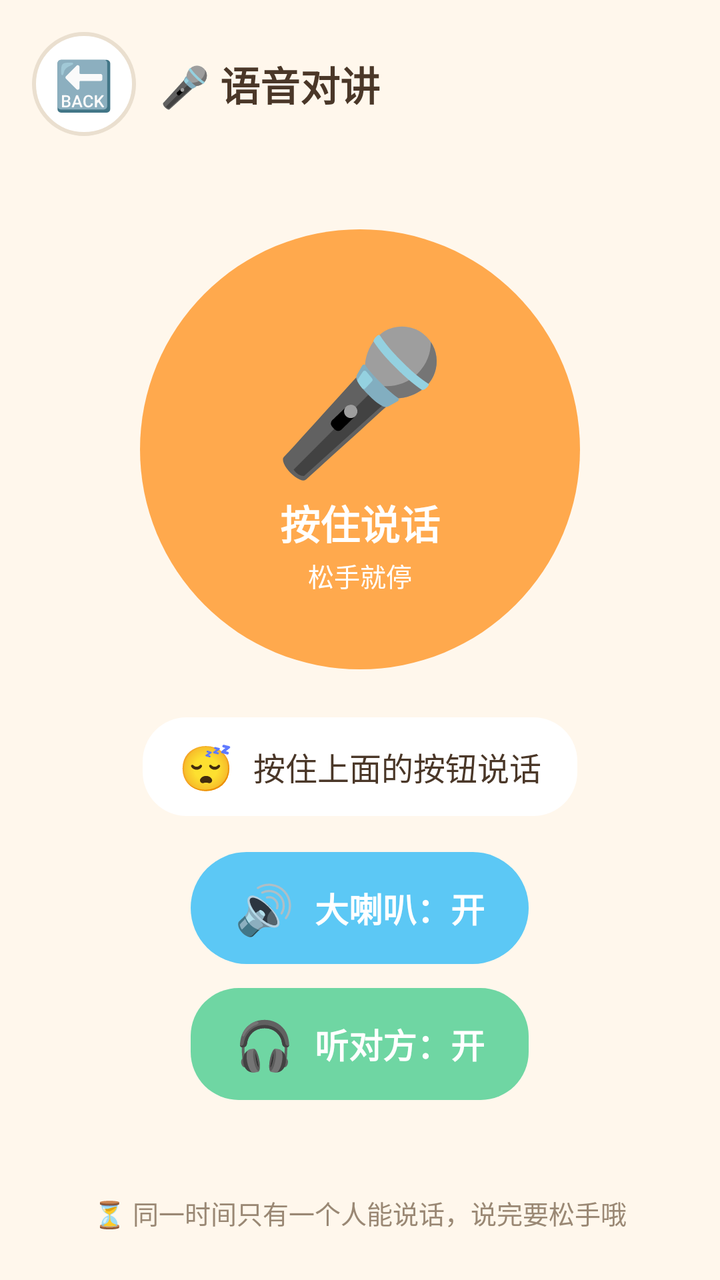
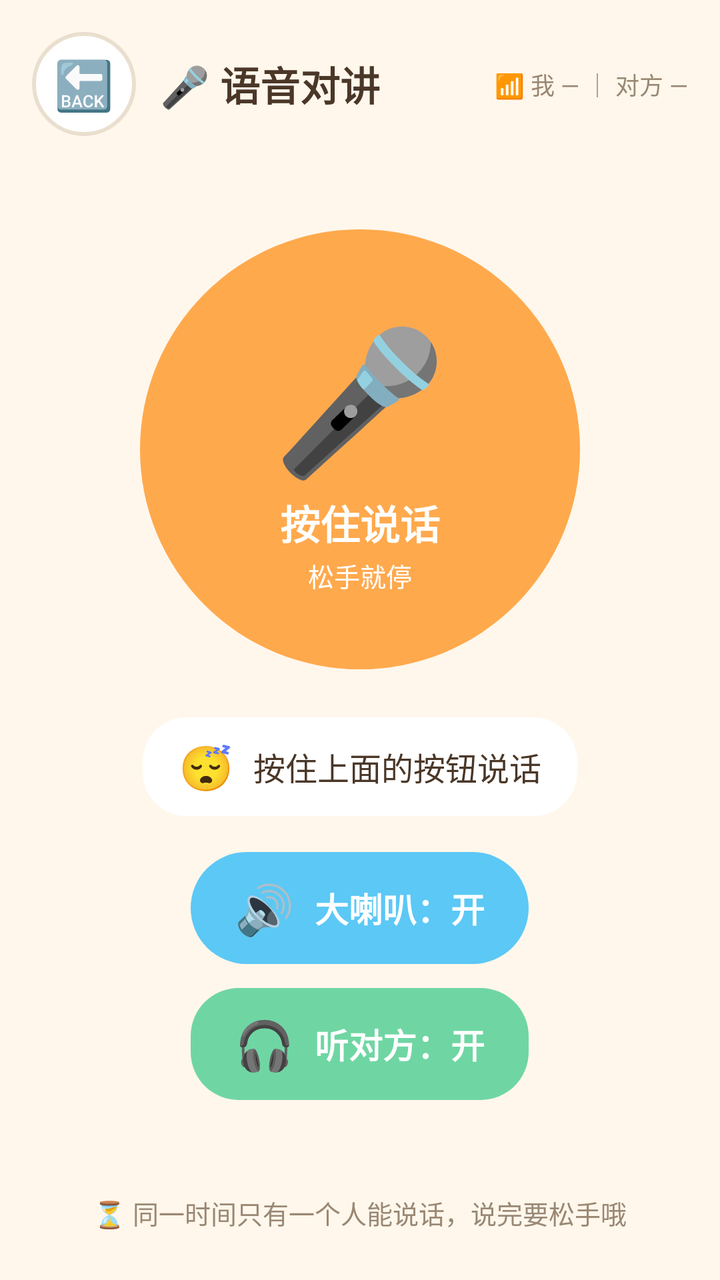

Screens rendered from an Android XML layout before and after an edit, with the pre-edit source and the edit as a unified diff.
<!-- AndroidManifest.xml: application theme Theme.KidsTalk -->
<!-- res/layout/activity_voice.xml -->
<?xml version="1.0" encoding="utf-8"?>
<LinearLayout xmlns:android="http://schemas.android.com/apk/res/android"
    android:orientation="vertical"
    android:padding="16dp"
    android:background="@color/kids_bg"
    android:layout_width="match_parent"
    android:layout_height="match_parent">

    <LinearLayout
        android:orientation="horizontal"
        android:gravity="center_vertical"
        android:layout_width="match_parent"
        android:layout_height="wrap_content">

        <FrameLayout
            android:id="@+id/btnBack"
            android:clickable="true"
            android:focusable="true"
            android:foreground="@drawable/ripple_dark"
            android:background="@drawable/shape_circle_white"
            android:layout_width="52dp"
            android:layout_height="52dp">

            <TextView
                android:text="🔙"
                android:textSize="24sp"
                android:layout_gravity="center"
                android:layout_width="wrap_content"
                android:layout_height="wrap_content" />
        </FrameLayout>

        <TextView
            android:text="🎤 语音对讲"
            android:textSize="20sp"
            android:textStyle="bold"
            android:textColor="@color/kids_text"
            android:layout_marginStart="12dp"
            android:layout_width="wrap_content"
            android:layout_height="wrap_content" />
    </LinearLayout>

    <LinearLayout
        android:orientation="vertical"
        android:gravity="center"
        android:layout_weight="1"
        android:layout_width="match_parent"
        android:layout_height="0dp">

        <FrameLayout
            android:id="@+id/btnTalk"
            android:clickable="true"
            android:focusable="true"
            android:foreground="@drawable/ripple_light"
            android:background="@drawable/shape_circle_orange"
            android:layout_width="220dp"
            android:layout_height="220dp">

            <LinearLayout
                android:orientation="vertical"
                android:gravity="center"
                android:layout_width="match_parent"
                android:layout_height="match_parent">

                <TextView
                    android:text="🎤"
                    android:textSize="70sp"
                    android:layout_width="wrap_content"
                    android:layout_height="wrap_content" />

                <TextView
                    android:text="按住说话"
                    android:textSize="20sp"
                    android:textStyle="bold"
                    android:textColor="#FFFFFF"
                    android:layout_marginTop="2dp"
                    android:layout_width="wrap_content"
                    android:layout_height="wrap_content" />

                <TextView
                    android:text="松手就停"
                    android:textSize="13sp"
                    android:textColor="#FFFFFF"
                    android:layout_marginTop="2dp"
                    android:layout_width="wrap_content"
                    android:layout_height="wrap_content" />
            </LinearLayout>
        </FrameLayout>

        <FrameLayout
            android:layout_marginTop="24dp"
            android:background="@drawable/shape_card_white"
            android:layout_width="wrap_content"
            android:layout_height="wrap_content">

            <LinearLayout
                android:orientation="horizontal"
                android:gravity="center_vertical"
                android:paddingHorizontal="18dp"
                android:paddingVertical="10dp"
                android:layout_width="wrap_content"
                android:layout_height="wrap_content">

                <TextView
                    android:id="@+id/tvTalkIcon"
                    android:text="😴"
                    android:textSize="22sp"
                    android:layout_width="wrap_content"
                    android:layout_height="wrap_content" />

                <TextView
                    android:id="@+id/tvHint"
                    android:text="按住上面的按钮说话"
                    android:textSize="16sp"
                    android:textColor="@color/kids_text"
                    android:layout_marginStart="10dp"
                    android:layout_width="wrap_content"
                    android:layout_height="wrap_content" />
            </LinearLayout>
        </FrameLayout>

        <FrameLayout
            android:id="@+id/btnSpeaker"
            android:clickable="true"
            android:focusable="true"
            android:foreground="@drawable/ripple_light"
            android:background="@drawable/shape_pill_blue"
            android:layout_marginTop="18dp"
            android:layout_width="wrap_content"
            android:layout_height="56dp">

            <LinearLayout
                android:orientation="horizontal"
                android:gravity="center"
                android:paddingHorizontal="22dp"
                android:layout_width="wrap_content"
                android:layout_height="match_parent">

                <TextView
                    android:id="@+id/tvSpeakerIcon"
                    android:text="🔊"
                    android:textSize="24sp"
                    android:layout_width="wrap_content"
                    android:layout_height="wrap_content" />

                <TextView
                    android:id="@+id/tvSpeakerText"
                    android:text="大喇叭：开"
                    android:textSize="17sp"
                    android:textStyle="bold"
                    android:textColor="#FFFFFF"
                    android:layout_marginStart="10dp"
                    android:layout_width="wrap_content"
                    android:layout_height="wrap_content" />
            </LinearLayout>
        </FrameLayout>

        <FrameLayout
            android:id="@+id/btnMute"
            android:clickable="true"
            android:focusable="true"
            android:foreground="@drawable/ripple_light"
            android:background="@drawable/shape_pill_green"
            android:layout_marginTop="12dp"
            android:layout_width="wrap_content"
            android:layout_height="56dp">

            <LinearLayout
                android:orientation="horizontal"
                android:gravity="center"
                android:paddingHorizontal="22dp"
                android:layout_width="wrap_content"
                android:layout_height="match_parent">

                <TextView
                    android:id="@+id/tvMuteIcon"
                    android:text="🎧"
                    android:textSize="24sp"
                    android:layout_width="wrap_content"
                    android:layout_height="wrap_content" />

                <TextView
                    android:id="@+id/tvMuteText"
                    android:text="听对方：开"
                    android:textSize="17sp"
                    android:textStyle="bold"
                    android:textColor="#FFFFFF"
                    android:layout_marginStart="10dp"
                    android:layout_width="wrap_content"
                    android:layout_height="wrap_content" />
            </LinearLayout>
        </FrameLayout>
    </LinearLayout>

    <TextView
        android:text="⏳ 同一时间只有一个人能说话，说完要松手哦"
        android:textSize="13sp"
        android:textColor="@color/kids_text_sub"
        android:gravity="center"
        android:layout_marginBottom="8dp"
        android:layout_width="match_parent"
        android:layout_height="wrap_content" />
</LinearLayout>
<!-- resources referenced by this layout -->
<resources>
  <color name="kids_bg">#FFF7EC</color>
  <color name="kids_text">#4A3728</color>
  <color name="kids_text_sub">#9A8874</color>
  <!-- drawable ripple_dark (drawable) -->
  <?xml version="1.0" encoding="utf-8"?>
  <ripple xmlns:android="http://schemas.android.com/apk/res/android"
      android:color="#40000000" />
  <!-- drawable ripple_light (drawable) -->
  <?xml version="1.0" encoding="utf-8"?>
  <ripple xmlns:android="http://schemas.android.com/apk/res/android"
      android:color="#59FFFFFF" />
  <!-- drawable shape_card_white (drawable) -->
  <?xml version="1.0" encoding="utf-8"?>
  <shape xmlns:android="http://schemas.android.com/apk/res/android" android:shape="rectangle">
      <solid android:color="#FFFFFF" />
      <corners android:radius="22dp" />
  </shape>
  <!-- drawable shape_circle_orange (drawable) -->
  <?xml version="1.0" encoding="utf-8"?>
  <shape xmlns:android="http://schemas.android.com/apk/res/android" android:shape="oval">
      <solid android:color="#FFA94D" />
  </shape>
  <!-- drawable shape_circle_white (drawable) -->
  <?xml version="1.0" encoding="utf-8"?>
  <shape xmlns:android="http://schemas.android.com/apk/res/android" android:shape="oval">
      <solid android:color="#FFFFFF" />
      <stroke android:width="2dp" android:color="#EADFCF" />
  </shape>
  <!-- drawable shape_pill_blue (drawable) -->
  <?xml version="1.0" encoding="utf-8"?>
  <shape xmlns:android="http://schemas.android.com/apk/res/android" android:shape="rectangle">
      <solid android:color="#5CC8F5" />
      <corners android:radius="28dp" />
  </shape>
  <!-- drawable shape_pill_green (drawable) -->
  <?xml version="1.0" encoding="utf-8"?>
  <shape xmlns:android="http://schemas.android.com/apk/res/android" android:shape="rectangle">
      <solid android:color="#6FD6A3" />
      <corners android:radius="24dp" />
  </shape>
  <style name="Theme.KidsTalk" parent="Theme.Material3.Light.NoActionBar">
          <item name="colorPrimary">@color/c_pink</item>
          <item name="colorPrimaryDark">@color/c_orange_dark</item>
          <item name="colorAccent">@color/c_orange</item>
          <item name="android:colorBackground">@color/kids_bg</item>
          <item name="android:windowBackground">@color/kids_bg</item>
          <item name="android:textColorPrimary">@color/kids_text</item>
          <item name="android:textColorSecondary">@color/kids_text_sub</item>
          <item name="android:statusBarColor">@color/kids_cream</item>
          <item name="android:windowLightStatusBar">true</item>
      </style>
  <color name="c_pink">#FF8FB1</color>
  <color name="c_orange_dark">#F08A24</color>
  <color name="c_orange">#FFA94D</color>
  <color name="kids_cream">#FFF0D2</color>
</resources>

<!-- the commit's change to res/layout/activity_voice.xml (unified diff, before → after) -->
@@ -36,6 +36,17 @@
             android:textColor="@color/kids_text"
             android:layout_marginStart="12dp"
             android:layout_width="wrap_content"
+            android:layout_height="wrap_content" />
+
+        <TextView
+            android:id="@+id/tvLink"
+            android:text="📶 我 — ｜ 对方 —"
+            android:textSize="12sp"
+            android:textColor="@color/kids_text_sub"
+            android:gravity="end"
+            android:layout_marginStart="8dp"
+            android:layout_width="0dp"
+            android:layout_weight="1"
             android:layout_height="wrap_content" />
     </LinearLayout>
 
